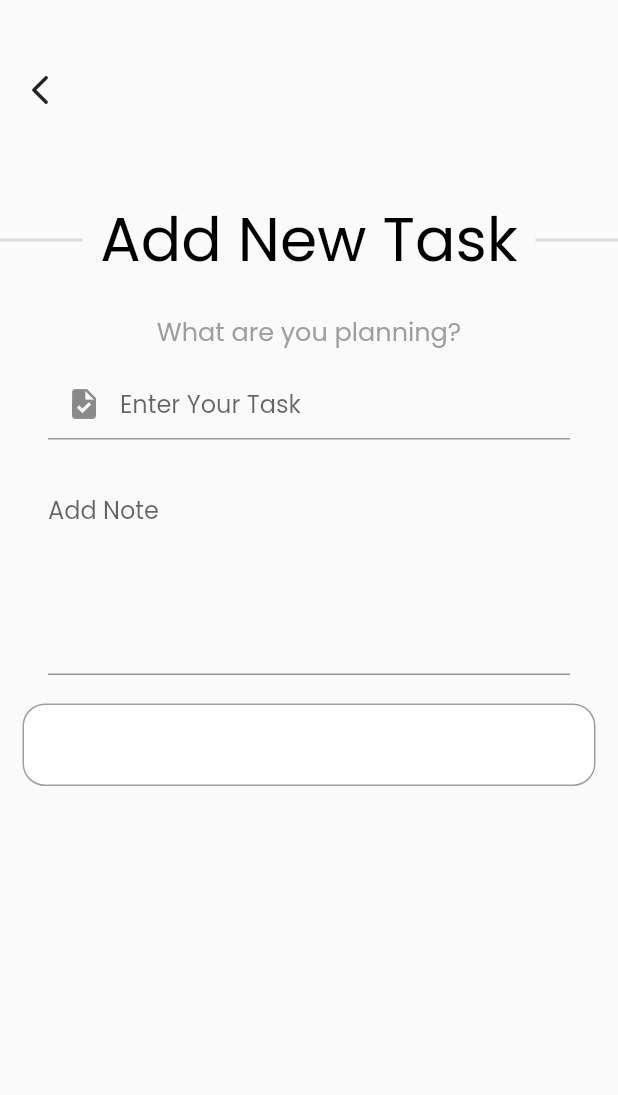
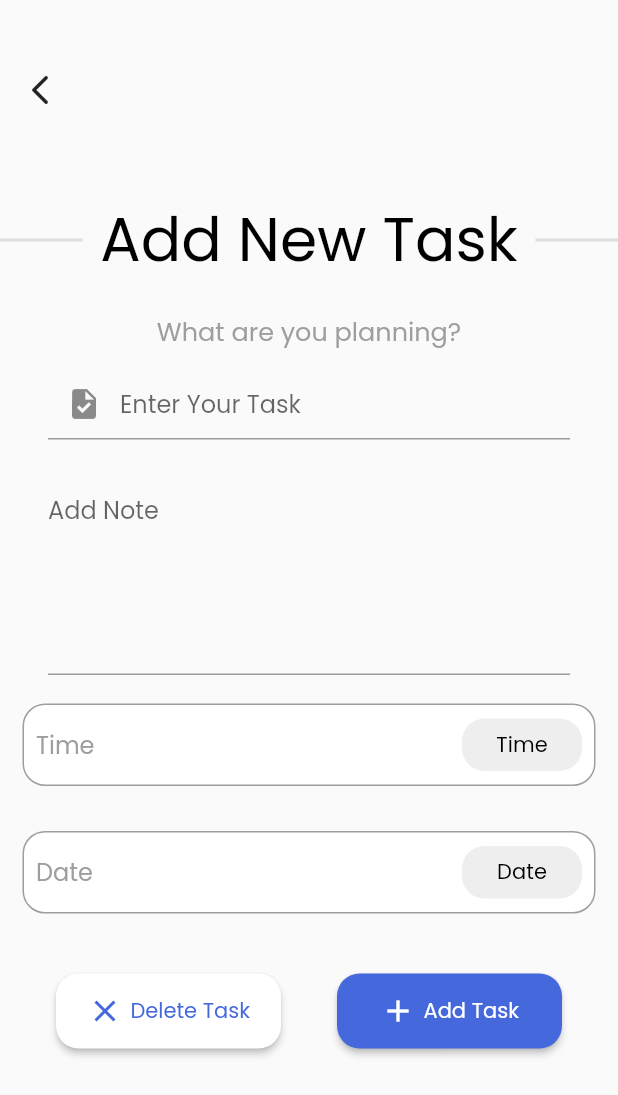
Before and after one commit to Fobie/todo_app_flutter_hive, a Flutter app: the screen it shows after launch, after a tap on the "add" icon, on a phone screen of 412 x 824 dp. Shown: the top 1095 px of the screen. Run offline on Flutter 3.47's test engine with Material 2 defaults, Android fonts, the phone set to English and light mode, and no system bars; our stand-ins replace animate_do, flutter_slider_drawer, get, lottie; missing offline and left inert: flutter_cupertino_date_picker_fork.

Commit message:
updated 19/11/23

```diff
--- a/lib/const/strings.dart
+++ b/lib/const/strings.dart
@@ -6,7 +6,7 @@ const String kUpdateText = "Update ";
 const String kTaskText = "Task";
 const String kPlanningText = "What are you planning?";
 const String kAddNoteText = "Add Note";
-const String kTimeNote = "Time";
+const String kTimeText = "Time";
 const String kDateText = "Date";
 const String kDeleteText = "Delete Task";
 const String kAddTaskText = "Add Task";
--- a/lib/main.dart
+++ b/lib/main.dart
@@ -49,7 +49,7 @@ class MyApp extends StatelessWidget {
               fontWeight: FontWeight.w300
           ),
           titleSmall: TextStyle(
-            color: Colors.grey,
+            color: Colors.black,
             fontWeight: FontWeight.w500
           )
         )
--- a/lib/pages/task_view_screen.dart
+++ b/lib/pages/task_view_screen.dart
@@ -2,6 +2,7 @@ import 'package:flutter/material.dart';
 import 'package:todoapp/const/colors.dart';
 import 'package:todoapp/const/strings.dart';
 import 'package:todoapp/view_items/taskview_view_items/taskview_view_items.dart';
+import 'package:todoapp/widgets/button_widget.dart';
 import 'package:todoapp/widgets/taskview_title_widget.dart';
 
 class TaskViewScreen extends StatefulWidget {
@@ -29,45 +30,11 @@ class _TaskViewScreenState extends State<TaskViewScreen> {
             child: Column(
               children: [
                 TaskViewTitleWidget(),
+                AddNewTaskBodyItemView(titleTaskController: titleTaskController, descriptionTaskController: descriptionTaskController),
                 SizedBox(
-                  width: double.infinity,
-                    child: Column(
-                      children: [
-                        Padding(
-                          padding: const EdgeInsets.all(8.0),
-                          child: Text(
-                            kPlanningText,
-                            style: Theme.of(context).textTheme.headlineMedium,
-                          ),
-                        ),
-                        TaskTitleItemView(
-                          controller: titleTaskController,
-                        ),
-
-                        SizedBox(
-                          height: 15,
-                        ),
-
-                        TaskTitleItemView(
-                          controller: descriptionTaskController,
-                          isForDescriptions: true,
-                        ),
-
-                        Container(
-                          margin: EdgeInsets.all(15),
-                          width: double.infinity,
-                          height: 55,
-                          decoration: BoxDecoration(
-                            color: kWhiteColor,
-                            border: Border.all(
-                              color: kGreyColor
-                            ),
-                            borderRadius: BorderRadius.all(Radius.circular(15))
-                          ),
-                        )
-                      ],
-                    )
-                )
+                  height: 25,
+                ),
+                AddNewTaskButtonItemView()
               ],
             ),
           ),
--- a/lib/view_items/taskview_view_items/taskview_view_items.dart
+++ b/lib/view_items/taskview_view_items/taskview_view_items.dart
@@ -1,8 +1,10 @@
 import 'package:flutter/material.dart';
+import 'package:flutter_cupertino_date_picker_fork/flutter_cupertino_date_picker_fork.dart';
 import 'package:get/get.dart';
 import 'package:todoapp/const/colors.dart';
 import 'package:todoapp/const/strings.dart';
 import 'package:todoapp/pages/task_view_screen.dart';
+import 'package:todoapp/widgets/button_widget.dart';
 
 class TaskViewAppBar extends StatelessWidget implements PreferredSizeWidget {
   const TaskViewAppBar({super.key});
@@ -67,3 +69,160 @@ class TaskTitleItemView extends StatelessWidget {
     );
   }
 }
+
+class TimePickerItemView extends StatelessWidget {
+  const TimePickerItemView({
+    super.key,
+    required this.onTap,
+    required this.title
+  });
+
+  final VoidCallback onTap;
+  final String title;
+
+  @override
+  Widget build(BuildContext context) {
+    return GestureDetector(
+      onTap: onTap,
+      child: Container(
+        margin: EdgeInsets.all(15),
+        width: double.infinity,
+        height: 55,
+        decoration: BoxDecoration(
+            color: kWhiteColor,
+            border: Border.all(
+                color: kGreyColor
+            ),
+            borderRadius: BorderRadius.all(Radius.circular(15))
+        ),
+        child: Row(
+          mainAxisAlignment: MainAxisAlignment.spaceBetween,
+          children: [
+            Padding(
+              padding: const EdgeInsets.all(8.0),
+              child: Text(
+                title,
+                style: Theme.of(context).textTheme.headlineSmall,
+              ),
+            ),
+            Padding(
+              padding: const EdgeInsets.all(8.0),
+              child: Container(
+                width: 80,
+                height: 35,
+                decoration: BoxDecoration(
+                    borderRadius: BorderRadius.circular(15),
+                    color: Colors.grey.shade200
+                ),
+                child: Center(
+                  child: Text(
+                    title,
+                    style: Theme.of(context).textTheme.titleSmall,
+                  ),
+                ),
+              ),
+            )
+          ],
+        ),
+      ),
+    );
+  }
+}
+
+class AddNewTaskBodyItemView extends StatelessWidget {
+  const AddNewTaskBodyItemView({
+    super.key,
+    required this.titleTaskController,
+    required this.descriptionTaskController,
+  });
+
+  final TextEditingController titleTaskController;
+  final TextEditingController descriptionTaskController;
+
+  @override
+  Widget build(BuildContext context) {
+    return SizedBox(
+        width: double.infinity,
+        child: Column(
+          children: [
+            Padding(
+              padding: const EdgeInsets.all(8.0),
+              child: Text(
+                kPlanningText,
+                style: Theme.of(context).textTheme.headlineMedium,
+              ),
+            ),
+            TaskTitleItemView(
+              controller: titleTaskController,
+            ),
+
+            SizedBox(
+              height: 15,
+            ),
+
+            TaskTitleItemView(
+              controller: descriptionTaskController,
+              isForDescriptions: true,
+            ),
+
+            TimePickerItemView(
+                onTap: (){
+                  showModalBottomSheet(
+                      context: context,
+                      builder: (_) => SizedBox(
+                        height: 280,
+                        child: TimePickerWidget(
+                          onChange: (_,__){},
+                          dateFormat: 'HH:mm',
+                          onConfirm: (dateTime,_){},
+                        ),
+                      )
+                  );
+                },
+                title: kTimeText
+            ),
+            TimePickerItemView(
+                onTap: (){
+                  DatePicker.showDatePicker(
+                      context,
+                      minDateTime: DateTime.now(),
+                      onConfirm: (dateTime,_){
+
+                      }
+                  );
+                },
+                title: kDateText
+            ),
+          ],
+        )
+    );
+  }
+}
+
+class AddNewTaskButtonItemView extends StatelessWidget {
+  const AddNewTaskButtonItemView({
+    super.key,
+  });
+
+  @override
+  Widget build(BuildContext context) {
+    return Row(
+      mainAxisAlignment: MainAxisAlignment.spaceEvenly,
+      children: [
+        ButtonWidget(
+          icon: Icons.close,
+          text: kDeleteText,
+          color: kWhiteColor,
+          textColor: kPrimaryColor,
+        ),
+        ButtonWidget(
+          icon: Icons.add,
+          text: kAddTaskText,
+          color: kPrimaryColor,
+          textColor: kWhiteColor,
+        ),
+
+      ],
+    );
+  }
+}
--- /dev/null
+++ b/lib/widgets/button_widget.dart
@@ -0,0 +1,45 @@
+import 'package:flutter/material.dart';
+
+class ButtonWidget extends StatelessWidget {
+  const ButtonWidget({
+    super.key,
+    required this.icon,
+    required this.text,
+    required this.color,
+    required this.textColor
+  });
+
+  final IconData icon;
+  final String text;
+  final Color color,textColor;
+
+  @override
+  Widget build(BuildContext context) {
+    return MaterialButton(
+      onPressed: (){},
+      minWidth: 150,
+      height: 50,
+      shape: RoundedRectangleBorder(
+          borderRadius: BorderRadius.circular(15)
+      ),
+      color: color,
+      child: Row(
+        children: [
+          Icon(icon,
+            color: textColor
+            ,),
+          SizedBox(
+            width: 5,
+          ),
+          Text(
+            text,
+            style: TextStyle(
+                color: textColor
+            ),
+
+          ),
+        ],
+      ),
+    );
+  }
+}
```
